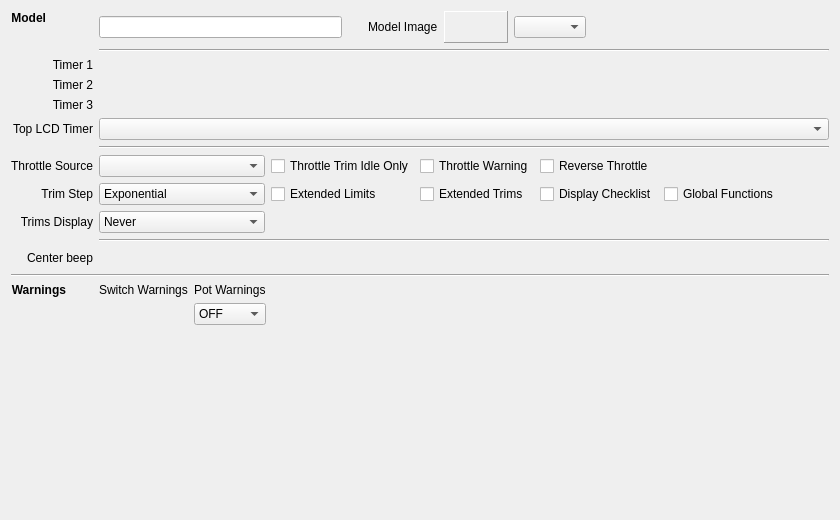
Old version of the form companion/src/modeledit/setup.ui in the repository opentx/opentx.
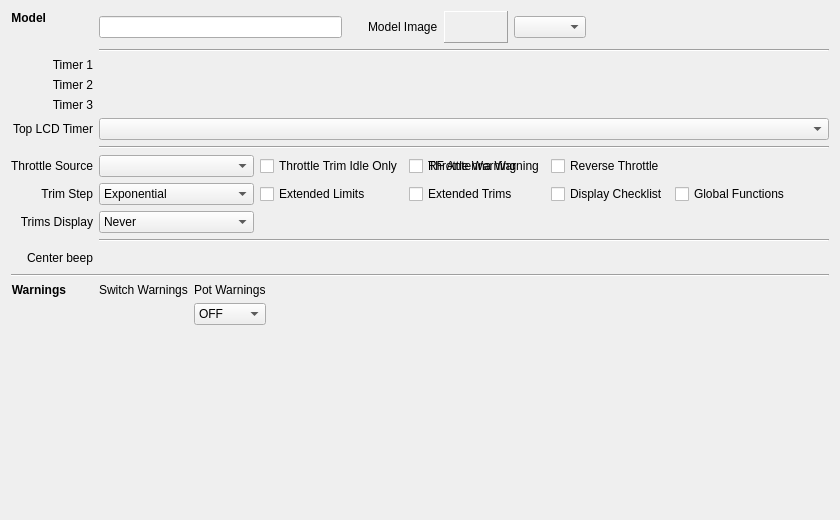
New version of the form. Custom widgets are drawn as their Qt base class.

The edit to the form file:
```diff
--- a/companion/src/modeledit/setup.ui
+++ b/companion/src/modeledit/setup.ui
@@ -419,6 +419,16 @@
          </property>
         </widget>
        </item>
+       <item row="0" column="2">
+        <widget class="QCheckBox" name="rfAntennaWarning">
+         <property name="layoutDirection">
+          <enum>Qt::LeftToRight</enum>
+         </property>
+         <property name="text">
+          <string>RF Antenna Warning</string>
+         </property>
+        </widget>
+       </item>
        <item row="0" column="4">
         <spacer name="horizontalSpacer">
          <property name="orientation">
```
